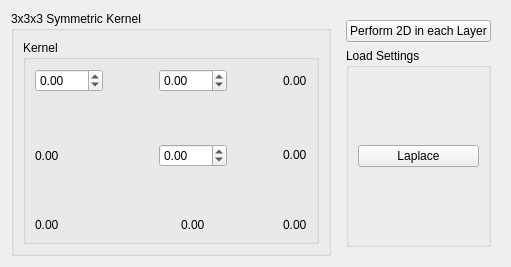
Before: the Qt Designer form source/modules/convolution/ConvolutionWidget.ui in josefkoller/ambient_image_processor, drawn with Qt 5.
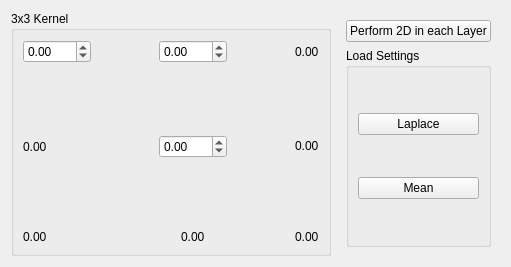
After: the same form once the commit is applied.

Commit message: option for profile line widget edits the parents lines

```diff
--- a/source/modules/convolution/ConvolutionWidget.ui
+++ b/source/modules/convolution/ConvolutionWidget.ui
@@ -15,15 +15,9 @@
   </property>
   <layout class="QHBoxLayout" name="horizontalLayout">
    <item>
-    <widget class="QGroupBox" name="groupBox">
-     <property name="title">
-      <string>3x3x3 Symmetric Kernel</string>
-     </property>
-     <layout class="QVBoxLayout" name="verticalLayout_2">
-      <item>
        <widget class="QGroupBox" name="groupBox_2">
         <property name="title">
-         <string>Kernel</string>
+      <string>3x3 Kernel</string>
         </property>
         <layout class="QGridLayout" name="gridLayout">
          <item row="1" column="0">
@@ -144,9 +138,6 @@
         </layout>
        </widget>
       </item>
-     </layout>
-    </widget>
-   </item>
    <item>
     <widget class="QWidget" name="widget" native="true">
      <layout class="QVBoxLayout" name="verticalLayout">
@@ -170,6 +161,13 @@
            </property>
           </widget>
          </item>
+         <item>
+          <widget class="QPushButton" name="load_mean_setting_button">
+           <property name="text">
+            <string>Mean</string>
+           </property>
+          </widget>
+         </item>
         </layout>
        </widget>
       </item>
```
Lines whose indentation alone changed are shown as unchanged. The commit also changes 5 other files.
